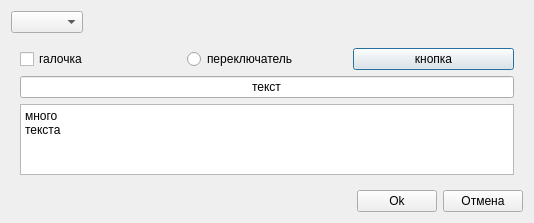
Before: the Qt Designer form src/core/corewidget/styleswidget.ui in Arox/makler, drawn with Qt 5.
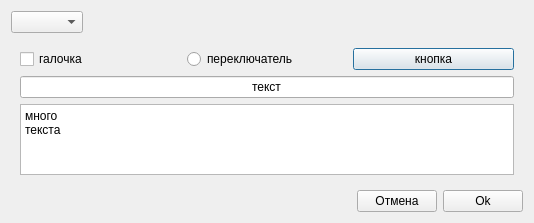
After: the same form once the commit is applied.

Diff of the .ui file:
```diff
--- a/src/core/corewidget/styleswidget.ui
+++ b/src/core/corewidget/styleswidget.ui
@@ -123,13 +123,6 @@
        </property>
       </spacer>
      </item>
-     <item>
-      <widget class="QPushButton" name="mpOk">
-       <property name="text">
-        <string>Ok</string>
-       </property>
-      </widget>
-     </item>
      <item>
       <widget class="QPushButton" name="mpCancel">
        <property name="text">
@@ -137,6 +130,13 @@
        </property>
       </widget>
      </item>
+     <item>
+      <widget class="QPushButton" name="mpOk">
+       <property name="text">
+        <string>Ok</string>
+       </property>
+      </widget>
+     </item>
     </layout>
    </item>
   </layout>
```
Left out of the diff: 1 changed line with no effect on the pictures.
